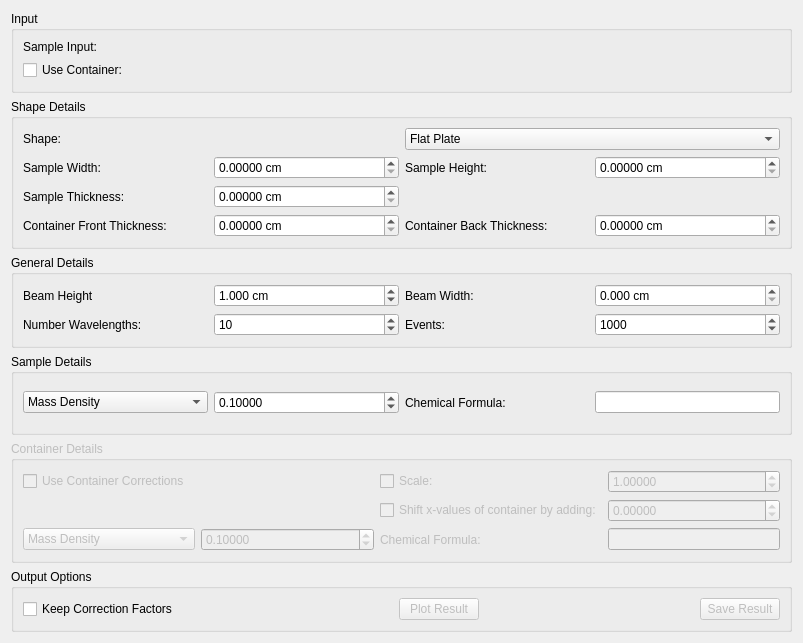
Old version of the form MantidQt/CustomInterfaces/inc/MantidQtCustomInterfaces/Indirect/AbsorptionCorrections.ui in the repository mantidproject/mantid.
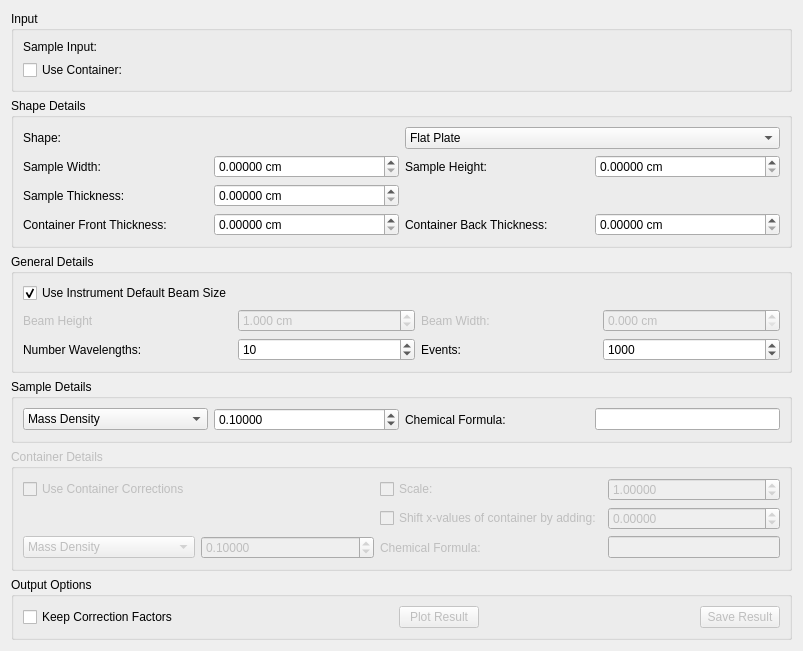
New version of the form. Custom widgets are drawn as their Qt base class.

Commit message: Refs #16843 set beam size to default option

What changed in the file:
```diff
--- a/MantidQt/CustomInterfaces/inc/MantidQtCustomInterfaces/Indirect/AbsorptionCorrections.ui
+++ b/MantidQt/CustomInterfaces/inc/MantidQtCustomInterfaces/Indirect/AbsorptionCorrections.ui
@@ -442,56 +442,33 @@
      </property>
      <layout class="QGridLayout" name="gridLayout_3">
       <item row="0" column="0">
+       <widget class="QCheckBox" name="cbBeamSize">
+        <property name="text">
+         <string>Use Instrument Default Beam Size</string>
+        </property>
+        <property name="checked">
+         <bool>true</bool>
+        </property>
+       </widget>
+      </item>
+      <item row="1" column="0">
        <widget class="QLabel" name="lbBeamHeight">
+        <property name="enabled">
+         <bool>false</bool>
+        </property>
         <property name="text">
          <string>Beam Height</string>
         </property>
        </widget>
       </item>
-      <item row="0" column="1">
-       <widget class="QDoubleSpinBox" name="spBeamHeight">
-        <property name="suffix">
-         <string> cm</string>
-        </property>
-        <property name="decimals">
-         <number>3</number>
-        </property>
-        <property name="singleStep">
-         <double>0.100000000000000</double>
-        </property>
-        <property name="value">
-         <double>1.000000000000000</double>
-        </property>
-       </widget>
-      </item>
-      <item row="0" column="2">
-       <widget class="QLabel" name="lbBeamWidth">
-        <property name="text">
-         <string>Beam Width:</string>
-        </property>
-       </widget>
-      </item>
-      <item row="0" column="3">
-       <widget class="QDoubleSpinBox" name="spBeamWidth">
-        <property name="suffix">
-         <string> cm</string>
-        </property>
-        <property name="decimals">
-         <number>3</number>
-        </property>
-        <property name="singleStep">
-         <double>0.100000000000000</double>
-        </property>
-       </widget>
-      </item>
-      <item row="1" column="0">
+      <item row="2" column="0">
        <widget class="QLabel" name="lbNumberWavelengths">
         <property name="text">
          <string>Number Wavelengths:</string>
         </property>
        </widget>
       </item>
-      <item row="1" column="1">
+      <item row="2" column="1">
        <widget class="QSpinBox" name="spNumberWavelengths">
         <property name="minimum">
          <number>1</number>
@@ -501,14 +478,14 @@
         </property>
        </widget>
       </item>
-      <item row="1" column="2">
+      <item row="2" column="2">
        <widget class="QLabel" name="lbNumberEvents">
         <property name="text">
          <string>Events:</string>
         </property>
        </widget>
       </item>
-      <item row="1" column="3">
+      <item row="2" column="3">
        <widget class="QSpinBox" name="spNumberEvents">
         <property name="maximum">
          <number>10000000</number>
@@ -518,6 +495,51 @@
         </property>
        </widget>
       </item>
+      <item row="1" column="3">
+       <widget class="QDoubleSpinBox" name="spBeamWidth">
+        <property name="enabled">
+         <bool>false</bool>
+        </property>
+        <property name="suffix">
+         <string> cm</string>
+        </property>
+        <property name="decimals">
+         <number>3</number>
+        </property>
+        <property name="singleStep">
+         <double>0.100000000000000</double>
+        </property>
+       </widget>
+      </item>
+      <item row="1" column="1">
+       <widget class="QDoubleSpinBox" name="spBeamHeight">
+        <property name="enabled">
+         <bool>false</bool>
+        </property>
+        <property name="suffix">
+         <string> cm</string>
+        </property>
+        <property name="decimals">
+         <number>3</number>
+        </property>
+        <property name="singleStep">
+         <double>0.100000000000000</double>
+        </property>
+        <property name="value">
+         <double>1.000000000000000</double>
+        </property>
+       </widget>
+      </item>
+      <item row="1" column="2">
+       <widget class="QLabel" name="lbBeamWidth">
+        <property name="enabled">
+         <bool>false</bool>
+        </property>
+        <property name="text">
+         <string>Beam Width:</string>
+        </property>
+       </widget>
+      </item>
      </layout>
     </widget>
    </item>
```
